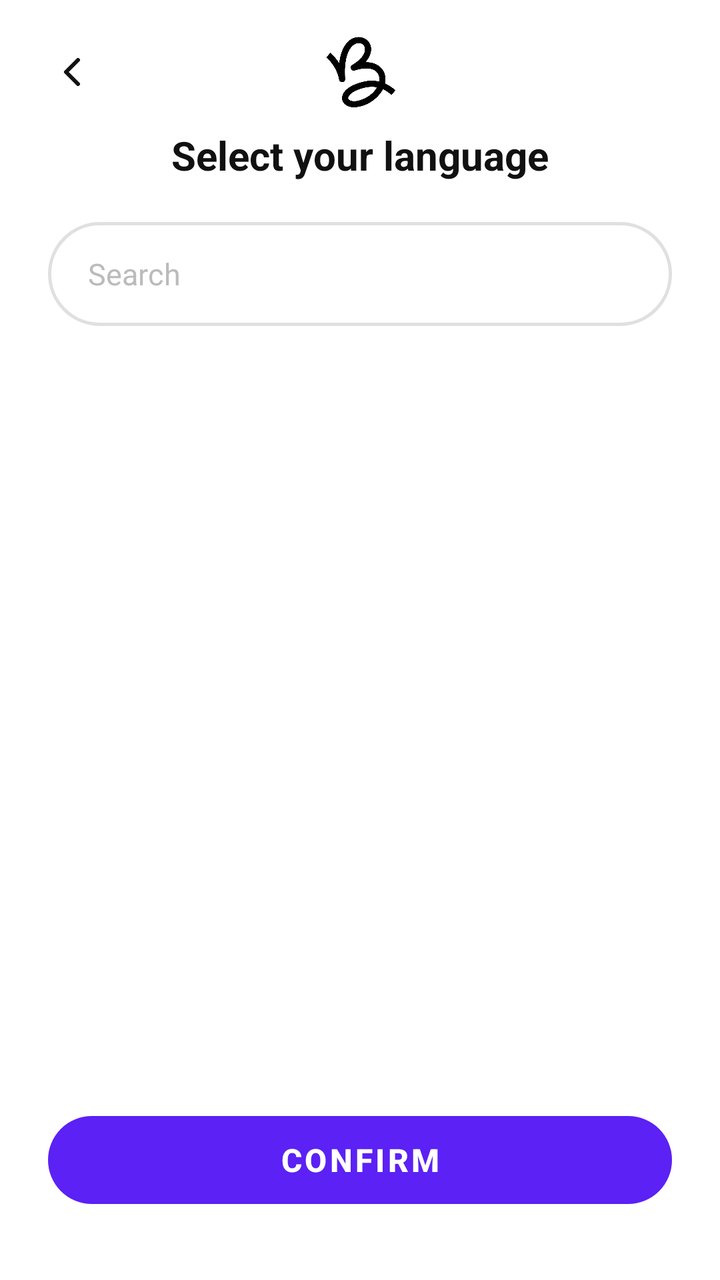
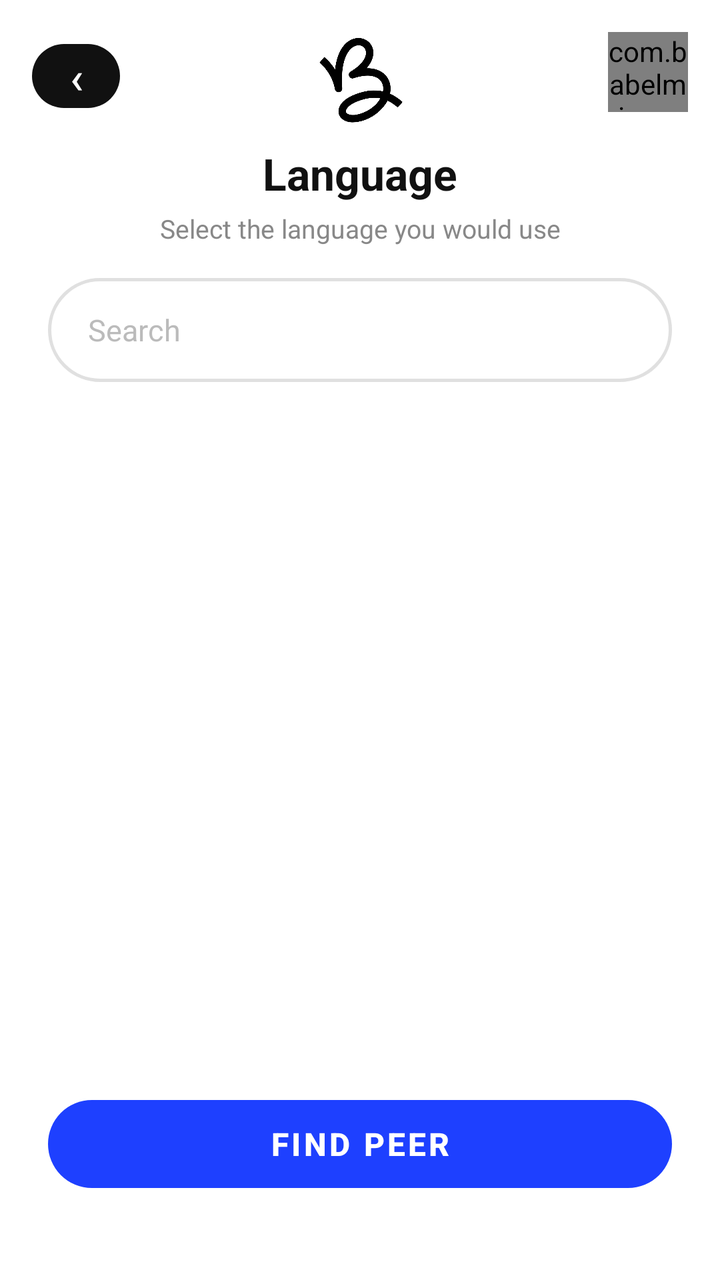

Screens rendered from an Android XML layout before and after an edit, with the pre-edit source and the edit as a unified diff.
<!-- AndroidManifest.xml: application theme Theme.BabelMic -->
<!-- res/layout/activity_language_selection.xml -->
<?xml version="1.0" encoding="utf-8"?>
<androidx.constraintlayout.widget.ConstraintLayout
    xmlns:android="http://schemas.android.com/apk/res/android"
    xmlns:app="http://schemas.android.com/apk/res-auto"
    xmlns:tools="http://schemas.android.com/tools"
    android:layout_width="match_parent"
    android:layout_height="match_parent"
    android:background="@color/background"
    tools:context=".ui.language.LanguageSelectionActivity">

    
    <ImageButton
        android:id="@+id/btn_back"
        android:layout_width="40dp"
        android:layout_height="40dp"
        android:layout_marginStart="16dp"
        android:layout_marginTop="16dp"
        android:background="?attr/selectableItemBackgroundBorderless"
        android:src="@drawable/ic_back_arrow"
        android:contentDescription="Back"
        app:layout_constraintTop_toTopOf="parent"
        app:layout_constraintStart_toStartOf="parent" />

    
    <ImageView
        android:id="@+id/iv_logo"
        android:layout_width="40dp"
        android:layout_height="40dp"
        android:src="@drawable/ic_logo"
        android:contentDescription="BabelMic"
        android:layout_marginTop="16dp"
        app:layout_constraintTop_toTopOf="parent"
        app:layout_constraintStart_toStartOf="parent"
        app:layout_constraintEnd_toEndOf="parent" />

    
    <TextView
        android:id="@+id/tv_title"
        android:layout_width="wrap_content"
        android:layout_height="wrap_content"
        android:text="Select your language"
        android:textSize="20sp"
        android:textStyle="bold"
        android:textColor="@color/text_primary"
        android:layout_marginTop="8dp"
        app:layout_constraintTop_toBottomOf="@id/iv_logo"
        app:layout_constraintStart_toStartOf="parent"
        app:layout_constraintEnd_toEndOf="parent" />

    
    <EditText
        android:id="@+id/et_search_language"
        android:layout_width="0dp"
        android:layout_height="@dimen/input_height"
        android:layout_marginHorizontal="24dp"
        android:layout_marginTop="20dp"
        android:background="@drawable/bg_input_pill"
        android:hint="Search"
        android:textColorHint="@color/text_hint"
        android:textColor="@color/text_primary"
        android:textSize="15sp"
        android:paddingHorizontal="20dp"
        android:inputType="text"
        android:singleLine="true"
        android:imeOptions="actionSearch"
        app:layout_constraintTop_toBottomOf="@id/tv_title"
        app:layout_constraintStart_toStartOf="parent"
        app:layout_constraintEnd_toEndOf="parent" />

    
    <androidx.recyclerview.widget.RecyclerView
        android:id="@+id/rv_languages"
        android:layout_width="0dp"
        android:layout_height="0dp"
        android:layout_marginTop="8dp"
        android:clipToPadding="false"
        android:paddingBottom="8dp"
        app:layout_constraintTop_toBottomOf="@id/et_search_language"
        app:layout_constraintBottom_toTopOf="@id/btn_confirm"
        app:layout_constraintStart_toStartOf="parent"
        app:layout_constraintEnd_toEndOf="parent" />

    
    <com.google.android.material.button.MaterialButton
        android:id="@+id/btn_confirm"
        android:layout_width="0dp"
        android:layout_height="@dimen/button_height"
        android:layout_marginHorizontal="24dp"
        android:layout_marginBottom="32dp"
        android:text="Confirm"
        android:enabled="false"
        android:textColor="@color/text_on_primary"
        android:textSize="16sp"
        android:textStyle="bold"
        app:backgroundTint="@color/babelmic_primary"
        app:cornerRadius="@dimen/button_corner"
        app:elevation="0dp"
        app:layout_constraintBottom_toBottomOf="parent"
        app:layout_constraintStart_toStartOf="parent"
        app:layout_constraintEnd_toEndOf="parent" />

</androidx.constraintlayout.widget.ConstraintLayout>
<!-- resources referenced by this layout -->
<resources>
  <color name="babelmic_primary">#5B21F5</color>
  <color name="background">#FFFFFF</color>
  <color name="text_hint">#BBBBBB</color>
  <color name="text_on_primary">#FFFFFF</color>
  <color name="text_primary">#111111</color>
  <dimen name="button_corner">28dp</dimen>
  <dimen name="button_height">56dp</dimen>
  <dimen name="input_height">52dp</dimen>
  <!-- drawable bg_input_pill (drawable) -->
  <?xml version="1.0" encoding="utf-8"?>
  <shape xmlns:android="http://schemas.android.com/apk/res/android"
      android:shape="rectangle">
      <solid android:color="@color/input_bg" />
      <corners android:radius="28dp" />
      <stroke android:width="1.5dp" android:color="@color/input_border" />
  </shape>
  <!-- drawable ic_back_arrow (drawable) -->
  <?xml version="1.0" encoding="utf-8"?>
  <vector xmlns:android="http://schemas.android.com/apk/res/android"
      android:width="24dp"
      android:height="24dp"
      android:viewportWidth="24"
      android:viewportHeight="24">
      <path
          android:strokeColor="#111111"
          android:strokeWidth="2"
          android:strokeLineCap="round"
          android:strokeLineJoin="round"
          android:fillColor="@android:color/transparent"
          android:pathData="M15,18 L9,12 L15,6" />
  </vector>
  <style name="Theme.BabelMic" parent="Theme.MaterialComponents.Light.NoActionBar">
          <item name="colorPrimary">@color/babelmic_primary</item>
          <item name="colorPrimaryVariant">@color/babelmic_primary_dark</item>
          <item name="colorOnPrimary">@color/text_on_primary</item>
          <item name="colorSecondary">@color/babelmic_accent</item>
          <item name="colorOnSecondary">@color/text_on_accent</item>
          <item name="android:colorBackground">@color/background</item>
          <item name="colorSurface">@color/surface</item>
          <item name="colorOnSurface">@color/text_primary</item>
          <item name="android:statusBarColor">@color/background</item>
          <item name="android:windowLightStatusBar">true</item>
          <item name="android:textColorPrimary">@color/text_primary</item>
          <item name="android:textColorSecondary">@color/text_secondary</item>
          <item name="android:textColorHint">@color/text_hint</item>
          <item name="shapeAppearanceSmallComponent">@style/ShapeAppearance.BabelMic.SmallComponent</item>
          <item name="shapeAppearanceMediumComponent">@style/ShapeAppearance.BabelMic.MediumComponent</item>
      </style>
  <color name="input_bg">#FFFFFF</color>
  <color name="input_border">#E0E0E0</color>
  <color name="babelmic_primary_dark">#4318C4</color>
  <color name="babelmic_accent">#FFEB00</color>
  <color name="text_on_accent">#111111</color>
  <color name="surface">#FFFFFF</color>
  <color name="text_secondary">#888888</color>
  <style name="ShapeAppearance.BabelMic.SmallComponent" parent="ShapeAppearance.MaterialComponents.SmallComponent">
          <item name="cornerSize">50%</item>
      </style>
  <style name="ShapeAppearance.BabelMic.MediumComponent" parent="ShapeAppearance.MaterialComponents.MediumComponent">
          <item name="cornerSize">16dp</item>
      </style>
  <!-- unchanged entries left out for length: 1 -->
</resources>

<!-- the commit's change to res/layout/activity_language_selection.xml (unified diff, before → after) -->
@@ -5,28 +5,44 @@
     xmlns:tools="http://schemas.android.com/tools"
     android:layout_width="match_parent"
     android:layout_height="match_parent"
-    android:background="@color/background"
-    tools:context=".ui.language.LanguageSelectionActivity">
+    android:background="@color/background">
 
     
-    <ImageButton
+    <com.google.android.material.button.MaterialButton
         android:id="@+id/btn_back"
-        android:layout_width="40dp"
-        android:layout_height="40dp"
+        style="@style/Widget.MaterialComponents.Button.OutlinedButton"
+        android:layout_width="44dp"
+        android:layout_height="44dp"
         android:layout_marginStart="16dp"
         android:layout_marginTop="16dp"
-        android:background="?attr/selectableItemBackgroundBorderless"
-        android:src="@drawable/ic_back_arrow"
-        android:contentDescription="Back"
+        android:padding="0dp"
+        android:text="‹"
+        android:textSize="22sp"
+        android:textColor="@color/text_on_black"
+        app:backgroundTint="@color/babelmic_black"
+        app:strokeWidth="0dp"
+        app:cornerRadius="22dp"
+        app:elevation="0dp"
         app:layout_constraintTop_toTopOf="parent"
         app:layout_constraintStart_toStartOf="parent" />
 
     
+    <com.babelmic.app.ui.widget.AvatarBadgeView
+        android:id="@+id/badge_my_avatar"
+        android:layout_width="@dimen/avatar_badge"
+        android:layout_height="@dimen/avatar_badge"
+        android:layout_marginEnd="16dp"
+        android:layout_marginTop="16dp"
+        app:layout_constraintTop_toTopOf="parent"
+        app:layout_constraintEnd_toEndOf="parent" />
+
+    
     <ImageView
         android:id="@+id/iv_logo"
-        android:layout_width="40dp"
-        android:layout_height="40dp"
+        android:layout_width="@dimen/logo_size"
+        android:layout_height="@dimen/logo_size"
         android:src="@drawable/ic_logo"
+        android:scaleType="fitCenter"
         android:contentDescription="BabelMic"
         android:layout_marginTop="16dp"
         app:layout_constraintTop_toTopOf="parent"
@@ -38,12 +54,25 @@
         android:id="@+id/tv_title"
         android:layout_width="wrap_content"
         android:layout_height="wrap_content"
-        android:text="Select your language"
-        android:textSize="20sp"
+        android:text="Language"
+        android:textSize="22sp"
         android:textStyle="bold"
         android:textColor="@color/text_primary"
         android:layout_marginTop="8dp"
         app:layout_constraintTop_toBottomOf="@id/iv_logo"
+        app:layout_constraintStart_toStartOf="parent"
+        app:layout_constraintEnd_toEndOf="parent" />
+
+    
+    <TextView
+        android:id="@+id/tv_subtitle"
+        android:layout_width="wrap_content"
+        android:layout_height="wrap_content"
+        android:text="Select the language you would use"
+        android:textSize="13sp"
+        android:textColor="@color/text_secondary"
+        android:layout_marginTop="4dp"
+        app:layout_constraintTop_toBottomOf="@id/tv_title"
         app:layout_constraintStart_toStartOf="parent"
         app:layout_constraintEnd_toEndOf="parent" />
 
@@ -53,7 +82,7 @@
         android:layout_width="0dp"
         android:layout_height="@dimen/input_height"
         android:layout_marginHorizontal="24dp"
-        android:layout_marginTop="20dp"
+        android:layout_marginTop="16dp"
         android:background="@drawable/bg_input_pill"
         android:hint="Search"
         android:textColorHint="@color/text_hint"
@@ -63,7 +92,7 @@
         android:inputType="text"
         android:singleLine="true"
         android:imeOptions="actionSearch"
-        app:layout_constraintTop_toBottomOf="@id/tv_title"
+        app:layout_constraintTop_toBottomOf="@id/tv_subtitle"
         app:layout_constraintStart_toStartOf="parent"
         app:layout_constraintEnd_toEndOf="parent" />
 
@@ -76,23 +105,23 @@
         android:clipToPadding="false"
         android:paddingBottom="8dp"
         app:layout_constraintTop_toBottomOf="@id/et_search_language"
-        app:layout_constraintBottom_toTopOf="@id/btn_confirm"
+        app:layout_constraintBottom_toTopOf="@id/btn_find_peer"
         app:layout_constraintStart_toStartOf="parent"
         app:layout_constraintEnd_toEndOf="parent" />
 
     
     <com.google.android.material.button.MaterialButton
-        android:id="@+id/btn_confirm"
+        android:id="@+id/btn_find_peer"
         android:layout_width="0dp"
         android:layout_height="@dimen/button_height"
         android:layout_marginHorizontal="24dp"
-        android:layout_marginBottom="32dp"
-        android:text="Confirm"
-        android:enabled="false"
-        android:textColor="@color/text_on_primary"
+        android:layout_marginBottom="40dp"
+        android:text="Find peer"
+        android:textColor="@color/text_on_blue"
         android:textSize="16sp"
         android:textStyle="bold"
-        app:backgroundTint="@color/babelmic_primary"
+        android:enabled="false"
+        app:backgroundTint="@color/babelmic_blue"
         app:cornerRadius="@dimen/button_corner"
         app:elevation="0dp"
         app:layout_constraintBottom_toBottomOf="parent"
<!-- resource entries referenced after the edit -->
@@ -1,66 +1,44 @@
 <!-- resources referenced by this layout -->
 <resources>
-  <color name="babelmic_primary">#5B21F5</color>
+  <color name="babelmic_black">#111111</color>
+  <color name="babelmic_blue">#1E40FF</color>
   <color name="background">#FFFFFF</color>
   <color name="text_hint">#BBBBBB</color>
-  <color name="text_on_primary">#FFFFFF</color>
+  <color name="text_on_black">#FFFFFF</color>
+  <color name="text_on_blue">#FFFFFF</color>
   <color name="text_primary">#111111</color>
   <dimen name="button_corner">28dp</dimen>
   <dimen name="button_height">56dp</dimen>
   <dimen name="input_height">52dp</dimen>
+  <dimen name="logo_size">48dp</dimen>
   <!-- drawable bg_input_pill (drawable) -->
   <?xml version="1.0" encoding="utf-8"?>
-  <shape xmlns:android="http://schemas.android.com/apk/res/android"
-      android:shape="rectangle">
-      <solid android:color="@color/input_bg" />
+  <shape xmlns:android="http://schemas.android.com/apk/res/android" android:shape="rectangle">
+      <solid android:color="#FFFFFF" />
       <corners android:radius="28dp" />
       <stroke android:width="1.5dp" android:color="@color/input_border" />
   </shape>
-  <!-- drawable ic_back_arrow (drawable) -->
-  <?xml version="1.0" encoding="utf-8"?>
-  <vector xmlns:android="http://schemas.android.com/apk/res/android"
-      android:width="24dp"
-      android:height="24dp"
-      android:viewportWidth="24"
-      android:viewportHeight="24">
-      <path
-          android:strokeColor="#111111"
-          android:strokeWidth="2"
-          android:strokeLineCap="round"
-          android:strokeLineJoin="round"
-          android:fillColor="@android:color/transparent"
-          android:pathData="M15,18 L9,12 L15,6" />
-  </vector>
   <style name="Theme.BabelMic" parent="Theme.MaterialComponents.Light.NoActionBar">
-          <item name="colorPrimary">@color/babelmic_primary</item>
-          <item name="colorPrimaryVariant">@color/babelmic_primary_dark</item>
-          <item name="colorOnPrimary">@color/text_on_primary</item>
-          <item name="colorSecondary">@color/babelmic_accent</item>
-          <item name="colorOnSecondary">@color/text_on_accent</item>
+          <item name="colorPrimary">@color/babelmic_blue</item>
+          <item name="colorPrimaryVariant">@color/babelmic_blue_dark</item>
+          <item name="colorOnPrimary">@color/text_on_blue</item>
+          <item name="colorSecondary">@color/ring_pink</item>
+          <item name="colorOnSecondary">@color/text_on_blue</item>
           <item name="android:colorBackground">@color/background</item>
           <item name="colorSurface">@color/surface</item>
           <item name="colorOnSurface">@color/text_primary</item>
-          <item name="android:statusBarColor">@color/background</item>
+          <item name="android:statusBarColor">@android:color/transparent</item>
           <item name="android:windowLightStatusBar">true</item>
           <item name="android:textColorPrimary">@color/text_primary</item>
           <item name="android:textColorSecondary">@color/text_secondary</item>
           <item name="android:textColorHint">@color/text_hint</item>
-          <item name="shapeAppearanceSmallComponent">@style/ShapeAppearance.BabelMic.SmallComponent</item>
-          <item name="shapeAppearanceMediumComponent">@style/ShapeAppearance.BabelMic.MediumComponent</item>
       </style>
-  <color name="input_bg">#FFFFFF</color>
   <color name="input_border">#E0E0E0</color>
-  <color name="babelmic_primary_dark">#4318C4</color>
-  <color name="babelmic_accent">#FFEB00</color>
-  <color name="text_on_accent">#111111</color>
+  <color name="babelmic_blue_dark">#1430CC</color>
+  <color name="ring_pink">#FF2D78</color>
   <color name="surface">#FFFFFF</color>
   <color name="text_secondary">#888888</color>
-  <style name="ShapeAppearance.BabelMic.SmallComponent" parent="ShapeAppearance.MaterialComponents.SmallComponent">
-          <item name="cornerSize">50%</item>
-      </style>
-  <style name="ShapeAppearance.BabelMic.MediumComponent" parent="ShapeAppearance.MaterialComponents.MediumComponent">
-          <item name="cornerSize">16dp</item>
-      </style>
+  <dimen name="avatar_badge">40dp</dimen>
   <!-- unchanged entries left out for length: 1 -->
 </resources>
 
